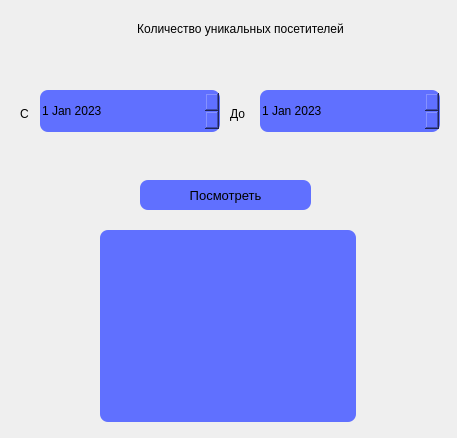
Old version of the form designes_ui/unique_users_design.ui in the repository salebixn/diplom_DPI.
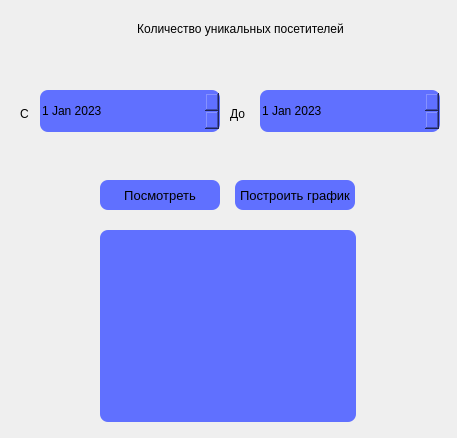
New version of the form.

Diff of the .ui file:
```diff
--- a/designes_ui/unique_users_design.ui
+++ b/designes_ui/unique_users_design.ui
@@ -116,9 +116,9 @@
   <widget class="QPushButton" name="pushButton_4">
    <property name="geometry">
     <rect>
-     <x>140</x>
+     <x>100</x>
      <y>180</y>
-     <width>171</width>
+     <width>120</width>
      <height>30</height>
     </rect>
    </property>
@@ -331,6 +331,134 @@
 }</string>
    </property>
   </widget>
+  <widget class="QPushButton" name="pushButton_5">
+   <property name="geometry">
+    <rect>
+     <x>235</x>
+     <y>180</y>
+     <width>120</width>
+     <height>30</height>
+    </rect>
+   </property>
+   <property name="sizePolicy">
+    <sizepolicy hsizetype="Expanding" vsizetype="Fixed">
+     <horstretch>0</horstretch>
+     <verstretch>0</verstretch>
+    </sizepolicy>
+   </property>
+   <property name="palette">
+    <palette>
+     <active>
+      <colorrole role="Button">
+       <brush brushstyle="SolidPattern">
+        <color alpha="255">
+         <red>96</red>
+         <green>112</green>
+         <blue>255</blue>
+        </color>
+       </brush>
+      </colorrole>
+      <colorrole role="Base">
+       <brush brushstyle="SolidPattern">
+        <color alpha="255">
+         <red>96</red>
+         <green>112</green>
+         <blue>255</blue>
+        </color>
+       </brush>
+      </colorrole>
+      <colorrole role="Window">
+       <brush brushstyle="SolidPattern">
+        <color alpha="255">
+         <red>96</red>
+         <green>112</green>
+         <blue>255</blue>
+        </color>
+       </brush>
+      </colorrole>
+     </active>
+     <inactive>
+      <colorrole role="Button">
+       <brush brushstyle="SolidPattern">
+        <color alpha="255">
+         <red>96</red>
+         <green>112</green>
+         <blue>255</blue>
+        </color>
+       </brush>
+      </colorrole>
+      <colorrole role="Base">
+       <brush brushstyle="SolidPattern">
+        <color alpha="255">
+         <red>96</red>
+         <green>112</green>
+         <blue>255</blue>
+        </color>
+       </brush>
+      </colorrole>
+      <colorrole role="Window">
+       <brush brushstyle="SolidPattern">
+        <color alpha="255">
+         <red>96</red>
+         <green>112</green>
+         <blue>255</blue>
+        </color>
+       </brush>
+      </colorrole>
+     </inactive>
+     <disabled>
+      <colorrole role="Button">
+       <brush brushstyle="SolidPattern">
+        <color alpha="255">
+         <red>96</red>
+         <green>112</green>
+         <blue>255</blue>
+        </color>
+       </brush>
+      </colorrole>
+      <colorrole role="Base">
+       <brush brushstyle="SolidPattern">
+        <color alpha="255">
+         <red>96</red>
+         <green>112</green>
+         <blue>255</blue>
+        </color>
+       </brush>
+      </colorrole>
+      <colorrole role="Window">
+       <brush brushstyle="SolidPattern">
+        <color alpha="255">
+         <red>96</red>
+         <green>112</green>
+         <blue>255</blue>
+        </color>
+       </brush>
+      </colorrole>
+     </disabled>
+    </palette>
+   </property>
+   <property name="font">
+    <font>
+     <pointsize>10</pointsize>
+    </font>
+   </property>
+   <property name="mouseTracking">
+    <bool>false</bool>
+   </property>
+   <property name="styleSheet">
+    <string notr="true">background-color: rgb(96, 112, 255);
+border-radius: 8px;</string>
+   </property>
+   <property name="text">
+    <string>Построить график</string>
+   </property>
+   <property name="default">
+    <bool>false</bool>
+   </property>
+   <property name="flat">
+    <bool>false</bool>
+   </property>
+  </widget>
  </widget>
  <resources/>
  <connections/>
```
